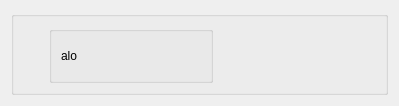
Before: the Qt Designer form ventanas de prueba/Recibe.ui in Lomeli89/FoxyBotApp1.0, drawn with Qt 5.
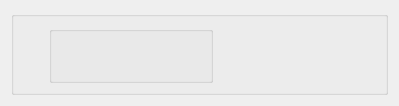
After: the same form once the commit is applied. Icons and pictures are not drawn.

Diff of the .ui file:
```diff
--- a/ventanas de prueba/Recibe.ui
+++ b/ventanas de prueba/Recibe.ui
@@ -70,6 +70,12 @@
            <string/>
           </property>
           <layout class="QVBoxLayout" name="verticalLayout_3">
+           <property name="topMargin">
+            <number>0</number>
+           </property>
+           <property name="bottomMargin">
+            <number>0</number>
+           </property>
            <item>
             <widget class="QLabel" name="label_2">
              <property name="sizePolicy">
@@ -82,7 +88,7 @@
               <string notr="true">font: 12pt &quot;Calibri&quot;;</string>
              </property>
              <property name="text">
-              <string>alo</string>
+              <string/>
              </property>
              <property name="wordWrap">
               <bool>true</bool>
```
Left out of the diff: 2 changed lines with no effect on the pictures.
